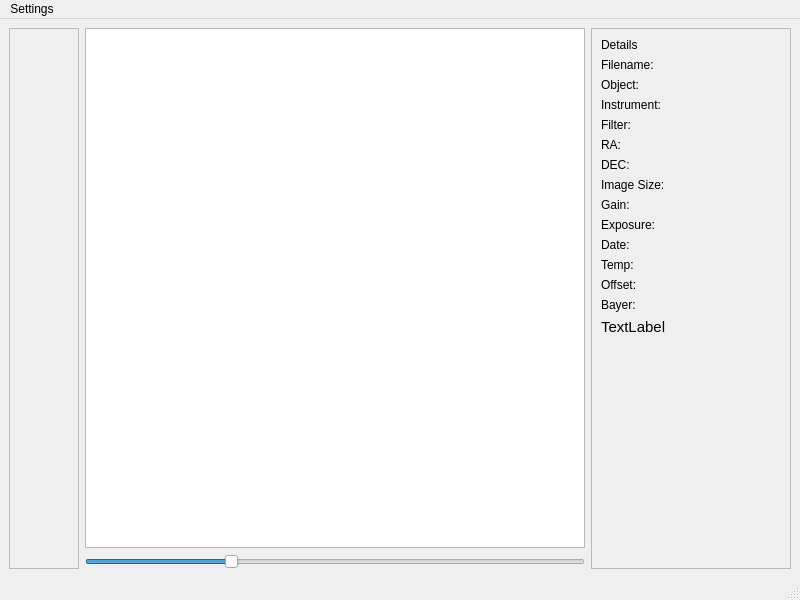
AstrocatApp/AstrocatApp, file src/mainwindow.ui: the form before one commit.
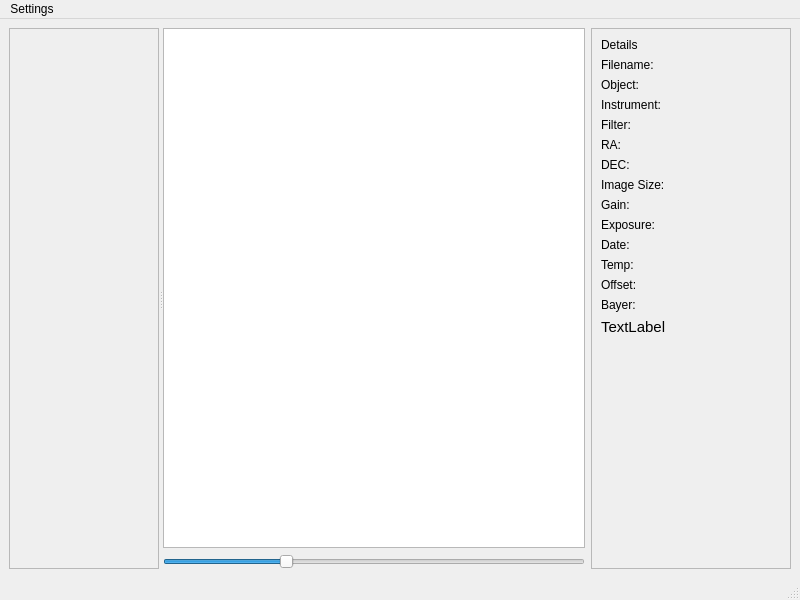
The form after the commit.

```diff
--- a/src/mainwindow.ui
+++ b/src/mainwindow.ui
@@ -14,8 +14,14 @@
    <string>Astrocat</string>
   </property>
   <widget class="QWidget" name="centralwidget">
+   <layout class="QHBoxLayout" name="horizontalLayout_2">
+    <item>
    <layout class="QHBoxLayout" name="horizontalLayout">
     <item>
+       <widget class="QSplitter" name="splitter">
+        <property name="orientation">
+         <enum>Qt::Horizontal</enum>
+        </property>
      <widget class="QScrollArea" name="scrollArea">
       <property name="sizePolicy">
        <sizepolicy hsizetype="Minimum" vsizetype="Expanding">
@@ -23,6 +29,12 @@
         <verstretch>0</verstretch>
        </sizepolicy>
       </property>
+         <property name="minimumSize">
+          <size>
+           <width>150</width>
+           <height>0</height>
+          </size>
+         </property>
       <property name="widgetResizable">
        <bool>true</bool>
       </property>
@@ -48,8 +60,7 @@
        </layout>
       </widget>
      </widget>
-    </item>
-    <item>
+        <widget class="QWidget" name="layoutWidget">
      <layout class="QVBoxLayout" name="verticalLayout">
       <item>
        <widget class="QListView" name="astroListView">
@@ -78,6 +89,8 @@
        </widget>
       </item>
      </layout>
+        </widget>
+       </widget>
     </item>
     <item>
      <widget class="QFrame" name="detailsFrame">
@@ -309,6 +322,8 @@
        </item>
       </layout>
      </widget>
+      </item>
+     </layout>
     </item>
    </layout>
   </widget>
```
Lines whose indentation alone changed are shown as unchanged.
